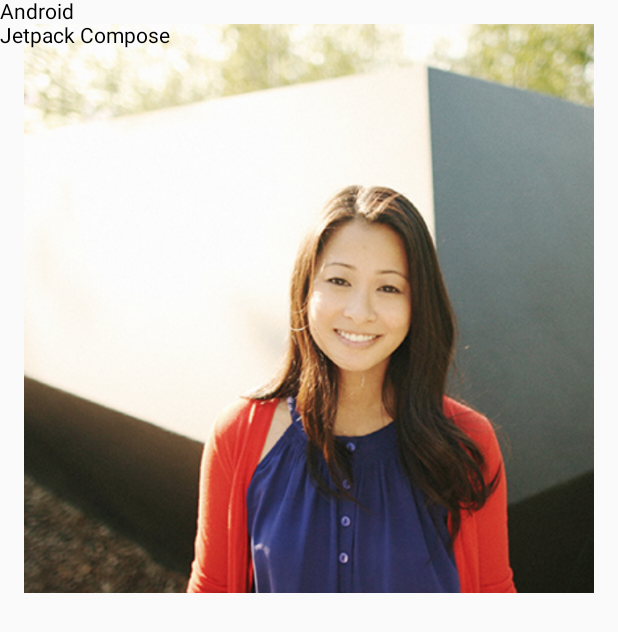
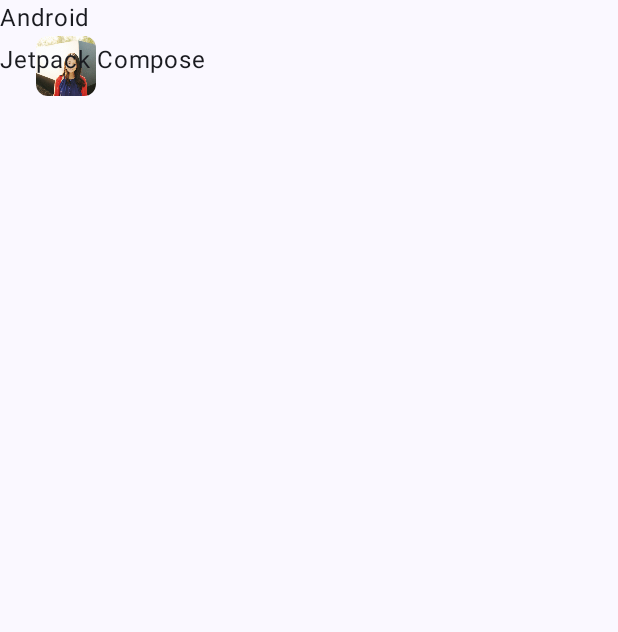
Before and after one commit to borossandor27/ComposeTutorial, an Android app built with Jetpack Compose: the screen it shows after launch (MainActivity), on a phone screen of 412 x 824 dp. Shown: the top 632 px of the screen. Run offline under Robolectric (Android 15) with nearby library versions, the phone set to English and light mode, and no system bars.

```diff
--- a/app/src/main/java/com/example/composetutorial/MainActivity.kt
+++ b/app/src/main/java/com/example/composetutorial/MainActivity.kt
@@ -7,42 +7,68 @@ import androidx.activity.enableEdgeToEdge
 import androidx.compose.foundation.Image
 import androidx.compose.foundation.layout.Column
 import androidx.compose.foundation.layout.Row
+import androidx.compose.foundation.layout.Spacer
 import androidx.compose.foundation.layout.fillMaxSize
 import androidx.compose.foundation.layout.padding
+import androidx.compose.foundation.layout.size
+import androidx.compose.material3.MaterialTheme
 import androidx.compose.material3.Scaffold
+import androidx.compose.material3.Surface
 import androidx.compose.material3.Text
 import androidx.compose.runtime.Composable
 import androidx.compose.ui.Modifier
+import androidx.compose.ui.draw.clip
 import androidx.compose.ui.res.painterResource
 import androidx.compose.ui.tooling.preview.Preview
 import androidx.compose.ui.unit.dp
 import com.example.composetutorial.ui.theme.ComposeTutorialTheme
+
 //-- forrás: https://developer.android.com/develop/ui/compose/tutorial
 class MainActivity : ComponentActivity() {
     override fun onCreate(savedInstanceState: Bundle?) {
         super.onCreate(savedInstanceState)
         enableEdgeToEdge()
         setContent {
-            MessageCard(Message("Android","Jetpack Compose"))
+            ComposeTutorialTheme {
+                Surface(modifier = Modifier.fillMaxSize()) {
+                    MessageCard(Message("Android", "Jetpack Compose"))
+                }
+            }
         }
     }
 }
+
 data class Message(val author: String, val body: String)
 
 @Composable
 fun MessageCard(msg: Message) {
-    Row {
-        Image(painter = painterResource(id = R.drawable.profile_picture), contentDescription = "Contact profile picture",
-            modifier = Modifier.padding(all = 16.dp))
+    Row(modifier = Modifier.padding(all = 8.dp)) {
+        Image(
+            painter = painterResource(id = R.drawable.profile_picture),
+            contentDescription = "Contact profile picture",
+            modifier = Modifier
+                .padding(all = 16.dp)
+                .size(40.dp)
+                // Clip image to be shaped as a circle
+                .clip(MaterialTheme.shapes.small)
+        )
+        //-- Add horizontal space between the image and the column
+        Spacer(modifier = Modifier.size(8.dp))
     }
     Column {
         Text(text = msg.author)
+        Spacer(modifier = Modifier.size(4.dp))  // Add a vertical space between the author and message
         Text(text = msg.body)
     }
 
 }
+
 @Preview
 @Composable
 fun PreviewMessageCard() {
-    MessageCard(Message("Colleague", "Hey, take a look at Jetpack Compose, it's great!"))
+    ComposeTutorialTheme {
+        Surface {
+            MessageCard(Message("Colleague", "Hey, take a look at Jetpack Compose, it's great!"))
+        }
     }
+}
```
